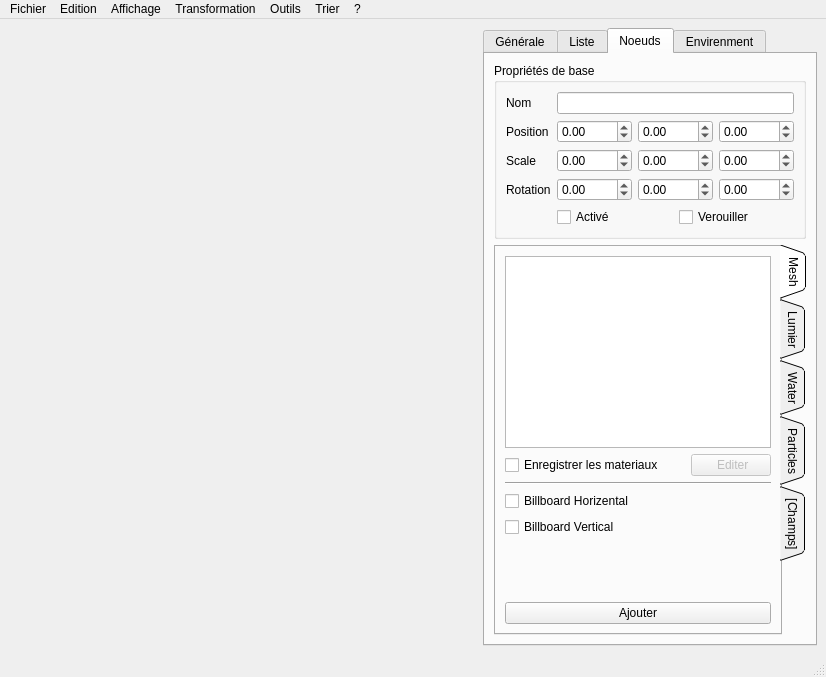
Above: sources/interface.ui from b4n92uid/theball-editor before the change. Below: the same form after it.
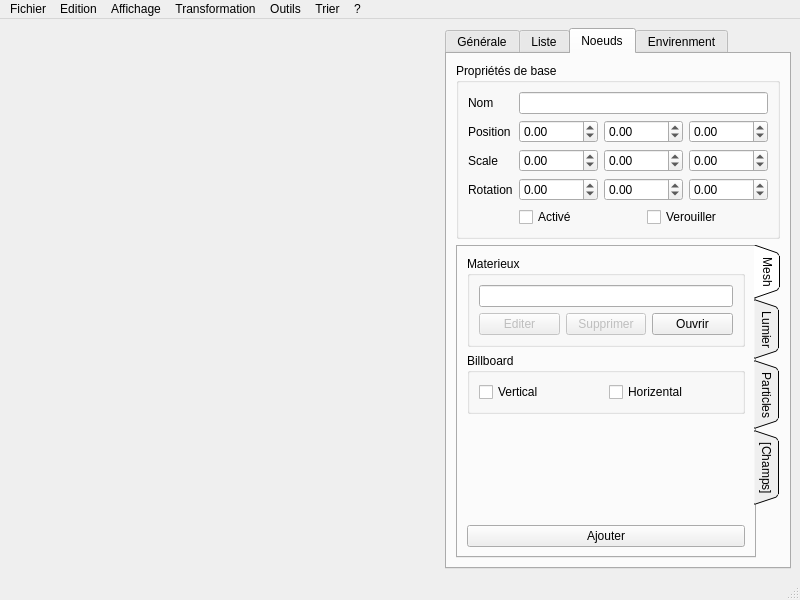
That is the form after the change. The open tabs and pages were chosen to show the change. Icons and pictures are not drawn. Custom widgets are drawn as their Qt base class.

Commit message: Support of editing material file from editor

```diff
--- a/sources/interface.ui
+++ b/sources/interface.ui
@@ -6,14 +6,14 @@
    <rect>
     <x>0</x>
     <y>0</y>
-    <width>826</width>
-    <height>677</height>
+    <width>800</width>
+    <height>600</height>
    </rect>
   </property>
   <property name="minimumSize">
    <size>
-    <width>826</width>
-    <height>677</height>
+    <width>800</width>
+    <height>600</height>
    </size>
   </property>
   <property name="windowTitle">
@@ -410,68 +410,81 @@
            </attribute>
            <layout class="QVBoxLayout" name="verticalLayout_10">
             <item>
-             <widget class="QListView" name="node_mesh_materials">
-              <property name="sizePolicy">
-               <sizepolicy hsizetype="Expanding" vsizetype="Minimum">
-                <horstretch>0</horstretch>
-                <verstretch>0</verstretch>
-               </sizepolicy>
+             <widget class="QGroupBox" name="groupBox_4">
+              <property name="title">
+               <string>Materieux</string>
               </property>
+              <layout class="QVBoxLayout" name="verticalLayout_2">
+               <item>
+                <widget class="QLineEdit" name="node_mesh_matfile"/>
+               </item>
+               <item>
+                <layout class="QHBoxLayout" name="horizontalLayout_24">
+                 <item>
+                  <widget class="QPushButton" name="node_mesh_editmat">
+                   <property name="enabled">
+                    <bool>false</bool>
+                   </property>
+                   <property name="text">
+                    <string>Editer</string>
+                   </property>
+                   <property name="icon">
+                    <iconset resource="ressource.qrc">
+                     <normaloff>:/Medias/medias/pencil.png</normaloff>:/Medias/medias/pencil.png</iconset>
+                   </property>
+                  </widget>
+                 </item>
+                 <item>
+                  <widget class="QPushButton" name="node_mesh_delmatfile">
+                   <property name="enabled">
+                    <bool>false</bool>
+                   </property>
+                   <property name="text">
+                    <string>Supprimer</string>
+                   </property>
+                   <property name="icon">
+                    <iconset resource="ressource.qrc">
+                     <normaloff>:/Medias/medias/cross.png</normaloff>:/Medias/medias/cross.png</iconset>
+                   </property>
+                  </widget>
+                 </item>
+                 <item>
+                  <widget class="QPushButton" name="node_mesh_setmatfile">
+                   <property name="text">
+                    <string>Ouvrir</string>
+                   </property>
+                   <property name="icon">
+                    <iconset resource="ressource.qrc">
+                     <normaloff>:/Medias/medias/explore.png</normaloff>:/Medias/medias/explore.png</iconset>
+                   </property>
+                  </widget>
+                 </item>
+                </layout>
+               </item>
+              </layout>
              </widget>
             </item>
             <item>
-             <layout class="QHBoxLayout" name="horizontalLayout_65">
-              <item>
-               <widget class="QCheckBox" name="node_mesh_savemat">
-                <property name="text">
-                 <string>Enregistrer les materiaux</string>
-                </property>
-               </widget>
-              </item>
-              <item>
-               <spacer name="horizontalSpacer_2">
-                <property name="orientation">
-                 <enum>Qt::Horizontal</enum>
-                </property>
-                <property name="sizeHint" stdset="0">
-                 <size>
-                  <width>40</width>
-                  <height>20</height>
-                 </size>
-                </property>
-               </spacer>
-              </item>
-              <item>
-               <widget class="QPushButton" name="node_mesh_editmat">
-                <property name="enabled">
-                 <bool>false</bool>
-                </property>
-                <property name="text">
-                 <string> Editer</string>
-                </property>
-               </widget>
-              </item>
-             </layout>
-            </item>
-            <item>
-             <widget class="Line" name="line_2">
-              <property name="orientation">
-               <enum>Qt::Horizontal</enum>
+             <widget class="QGroupBox" name="groupBox">
+              <property name="title">
+               <string>Billboard</string>
               </property>
-             </widget>
-            </item>
-            <item>
-             <widget class="QCheckBox" name="node_mesh_billboard_x">
-              <property name="text">
-               <string>Billboard Horizental</string>
-              </property>
-             </widget>
-            </item>
-            <item>
-             <widget class="QCheckBox" name="node_mesh_billboard_y">
-              <property name="text">
-               <string>Billboard Vertical</string>
-              </property>
+              <layout class="QHBoxLayout" name="horizontalLayout_3">
+               <item>
+                <widget class="QCheckBox" name="node_mesh_billboard_y">
+                 <property name="text">
+                  <string>Vertical</string>
+                 </property>
+                </widget>
+               </item>
+               <item>
+                <widget class="QCheckBox" name="node_mesh_billboard_x">
+                 <property name="text">
+                  <string>Horizental</string>
+                 </property>
+                </widget>
+               </item>
+              </layout>
              </widget>
             </item>
             <item>
@@ -721,132 +734,6 @@
             </item>
            </layout>
           </widget>
-          <widget class="QWidget" name="tab_5">
-           <attribute name="title">
-            <string>Water</string>
-           </attribute>
-           <layout class="QVBoxLayout" name="verticalLayout_6">
-            <item>
-             <widget class="QWidget" name="widget_2" native="true">
-              <property name="enabled">
-               <bool>false</bool>
-              </property>
-              <layout class="QFormLayout" name="formLayout_2">
-               <property name="margin">
-                <number>0</number>
-               </property>
-               <item row="0" column="0">
-                <widget class="QLabel" name="label_19">
-                 <property name="text">
-                  <string>Deform</string>
-                 </property>
-                </widget>
-               </item>
-               <item row="0" column="1">
-                <widget class="QDoubleSpinBox" name="node_water_deform">
-                 <property name="singleStep">
-                  <double>0.100000000000000</double>
-                 </property>
-                </widget>
-               </item>
-               <item row="1" column="0">
-                <widget class="QLabel" name="label_18">
-                 <property name="text">
-                  <string>Size</string>
-                 </property>
-                </widget>
-               </item>
-               <item row="1" column="1">
-                <layout class="QHBoxLayout" name="horizontalLayout_9">
-                 <item>
-                  <widget class="QDoubleSpinBox" name="node_water_size_x"/>
-                 </item>
-                 <item>
-                  <widget class="QDoubleSpinBox" name="node_water_size_y"/>
-                 </item>
-                </layout>
-               </item>
-               <item row="2" column="0">
-                <widget class="QLabel" name="label_17">
-                 <property name="text">
-                  <string>Uv repeat</string>
-                 </property>
-                </widget>
-               </item>
-               <item row="2" column="1">
-                <layout class="QHBoxLayout" name="horizontalLayout_8">
-                 <item>
-                  <widget class="QDoubleSpinBox" name="node_water_uvrepeat_x"/>
-                 </item>
-                 <item>
-                  <widget class="QDoubleSpinBox" name="node_water_uvrepeat_y"/>
-                 </item>
-                </layout>
-               </item>
-               <item row="3" column="0">
-                <widget class="QLabel" name="label_16">
-                 <property name="text">
-                  <string>Speed</string>
-                 </property>
-                </widget>
-               </item>
-               <item row="3" column="1">
-                <widget class="QDoubleSpinBox" name="node_water_speed">
-                 <property name="singleStep">
-                  <double>0.100000000000000</double>
-                 </property>
-                </widget>
-               </item>
-               <item row="4" column="0">
-                <widget class="QLabel" name="label_15">
-                 <property name="text">
-                  <string>Blend</string>
-                 </property>
-                </widget>
-               </item>
-               <item row="4" column="1">
-                <widget class="QDoubleSpinBox" name="node_water_blend">
-                 <property name="singleStep">
-                  <double>0.100000000000000</double>
-                 </property>
-                </widget>
-               </item>
-              </layout>
-             </widget>
-            </item>
-            <item>
-             <spacer name="verticalSpacer_4">
-              <property name="orientation">
-               <enum>Qt::Vertical</enum>
-              </property>
-              <property name="sizeHint" stdset="0">
-               <size>
-                <width>20</width>
-                <height>40</height>
-               </size>
-              </property>
-             </spacer>
-            </item>
-            <item>
-             <layout class="QHBoxLayout" name="horizontalLayout_24">
-              <item>
-               <widget class="QPushButton" name="node_water_add">
-                <property name="enabled">
-                 <bool>false</bool>
-                </property>
-                <property name="text">
-                 <string>Ajouter</string>
-                </property>
-                <property name="icon">
-                 <iconset resource="ressource.qrc">
-                  <normaloff>:/Medias/medias/add.png</normaloff>:/Medias/medias/add.png</iconset>
-                </property>
-               </widget>
-              </item>
-             </layout>
-            </item>
-           </layout>
-          </widget>
           <widget class="QWidget" name="tab_6">
            <attribute name="title">
             <string>Particles</string>
@@ -1622,7 +1509,7 @@
     <rect>
      <x>0</x>
      <y>0</y>
-     <width>826</width>
+     <width>800</width>
      <height>21</height>
     </rect>
    </property>
```
Left out of the diff: 31 changed lines with no effect on the pictures. The commit also changes 9 other files.
